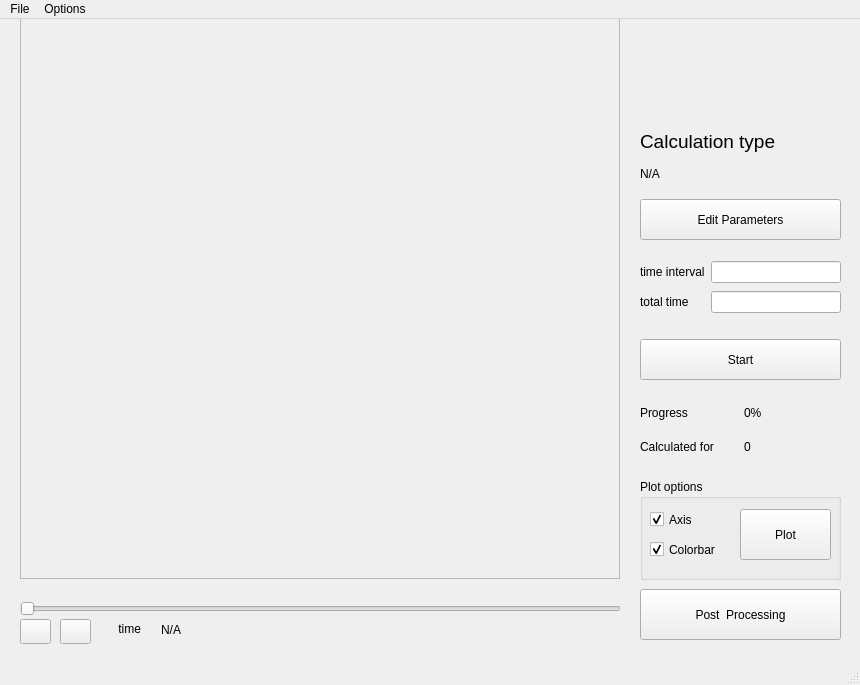
mu2mech/mu2mech, file Forms/main.ui: the form before one commit.
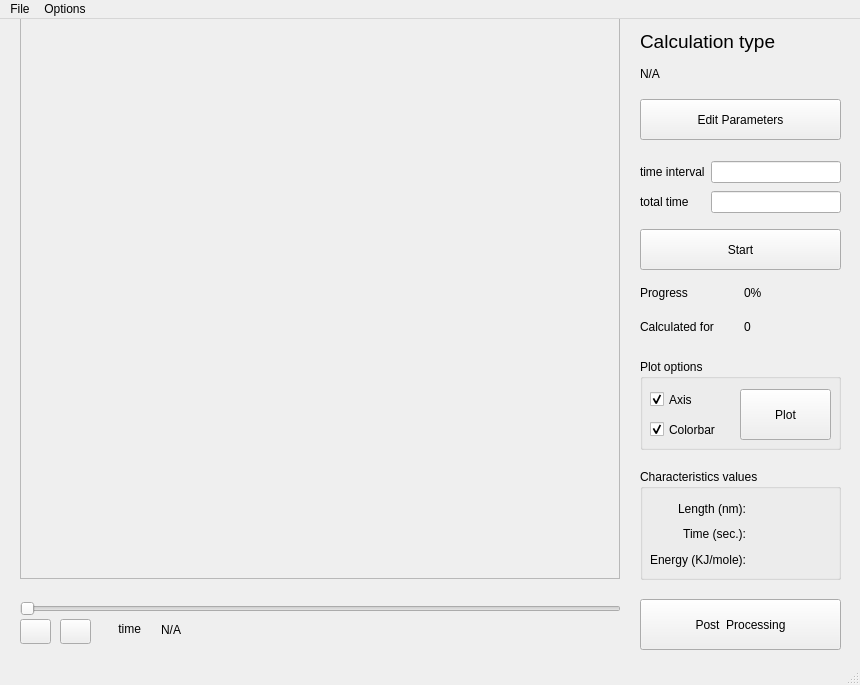
The form after the commit. Icons and pictures are not drawn.

Diff of the .ui file:
```diff
--- a/Forms/main.ui
+++ b/Forms/main.ui
@@ -87,7 +87,7 @@
     <property name="geometry">
      <rect>
       <x>640</x>
-      <y>180</y>
+      <y>80</y>
       <width>201</width>
       <height>41</height>
      </rect>
@@ -100,7 +100,7 @@
     <property name="geometry">
      <rect>
       <x>640</x>
-      <y>110</y>
+      <y>10</y>
       <width>201</width>
       <height>58</height>
      </rect>
@@ -126,7 +126,7 @@
     <property name="geometry">
      <rect>
       <x>640</x>
-      <y>240</y>
+      <y>140</y>
       <width>201</width>
       <height>58</height>
      </rect>
@@ -158,7 +158,7 @@
     <property name="geometry">
      <rect>
       <x>640</x>
-      <y>380</y>
+      <y>260</y>
       <width>201</width>
       <height>61</height>
      </rect>
@@ -206,7 +206,7 @@
     <property name="geometry">
      <rect>
       <x>640</x>
-      <y>570</y>
+      <y>580</y>
       <width>201</width>
       <height>51</height>
      </rect>
@@ -235,9 +235,9 @@
     <property name="geometry">
      <rect>
       <x>640</x>
-      <y>460</y>
+      <y>340</y>
       <width>201</width>
-      <height>101</height>
+      <height>91</height>
      </rect>
     </property>
     <property name="title">
@@ -356,7 +356,7 @@
     <property name="geometry">
      <rect>
       <x>640</x>
-      <y>320</y>
+      <y>210</y>
       <width>201</width>
       <height>41</height>
      </rect>
@@ -365,37 +365,72 @@
      <string>Start</string>
     </property>
    </widget>
-   <widget class="QLabel" name="labelLogo_1">
+   <widget class="QGroupBox" name="groupBox_2">
     <property name="geometry">
      <rect>
       <x>640</x>
-      <y>10</y>
-      <width>95</width>
-      <height>90</height>
+      <y>450</y>
+      <width>201</width>
+      <height>111</height>
      </rect>
     </property>
-    <property name="text">
-     <string/>
+    <property name="title">
+     <string>Characteristics values</string>
     </property>
-    <property name="pixmap">
-     <pixmap resource="../logo.qrc">:/logo/Images/redlogo.png</pixmap>
-    </property>
-    <property name="scaledContents">
-     <bool>true</bool>
-    </property>
-   </widget>
-   <widget class="QLabel" name="labelLogo_2">
-    <property name="geometry">
-     <rect>
-      <x>750</x>
-      <y>10</y>
-      <width>91</width>
-      <height>91</height>
-     </rect>
-    </property>
-    <property name="text">
-     <string>&lt;html&gt;&lt;head/&gt;&lt;body&gt;&lt;p&gt;&lt;img src=&quot;:/logo/Images/NSM-Logo.jpg&quot;/&gt;&lt;/p&gt;&lt;/body&gt;&lt;/html&gt;</string>
-    </property>
+    <widget class="QWidget" name="layoutWidget1">
+     <property name="geometry">
+      <rect>
+       <x>10</x>
+       <y>30</y>
+       <width>181</width>
+       <height>71</height>
+      </rect>
+     </property>
+     <layout class="QGridLayout" name="gridLayout_2">
+      <item row="0" column="0">
+       <widget class="QLabel" name="labelLength">
+        <property name="text">
+         <string>&lt;html&gt;&lt;head/&gt;&lt;body&gt;&lt;p align=&quot;right&quot;&gt;Length (nm):&lt;/p&gt;&lt;/body&gt;&lt;/html&gt;</string>
+        </property>
+       </widget>
+      </item>
+      <item row="0" column="1">
+       <widget class="QLabel" name="labelLengthValue">
+        <property name="text">
+         <string/>
+        </property>
+       </widget>
+      </item>
+      <item row="1" column="0">
+       <widget class="QLabel" name="labelTime">
+        <property name="text">
+         <string>&lt;html&gt;&lt;head/&gt;&lt;body&gt;&lt;p align=&quot;right&quot;&gt;Time (sec.):&lt;/p&gt;&lt;/body&gt;&lt;/html&gt;</string>
+        </property>
+       </widget>
+      </item>
+      <item row="1" column="1">
+       <widget class="QLabel" name="labelTimeValue">
+        <property name="text">
+         <string/>
+        </property>
+       </widget>
+      </item>
+      <item row="2" column="0">
+       <widget class="QLabel" name="labelEnergy">
+        <property name="text">
+         <string>&lt;html&gt;&lt;head/&gt;&lt;body&gt;&lt;p align=&quot;right&quot;&gt;Energy (KJ/mole):&lt;/p&gt;&lt;/body&gt;&lt;/html&gt;</string>
+        </property>
+       </widget>
+      </item>
+      <item row="2" column="1">
+       <widget class="QLabel" name="labelEnergyValue">
+        <property name="text">
+         <string/>
+        </property>
+       </widget>
+      </item>
+     </layout>
+    </widget>
    </widget>
   </widget>
   <widget class="QMenuBar" name="menubar">
```
